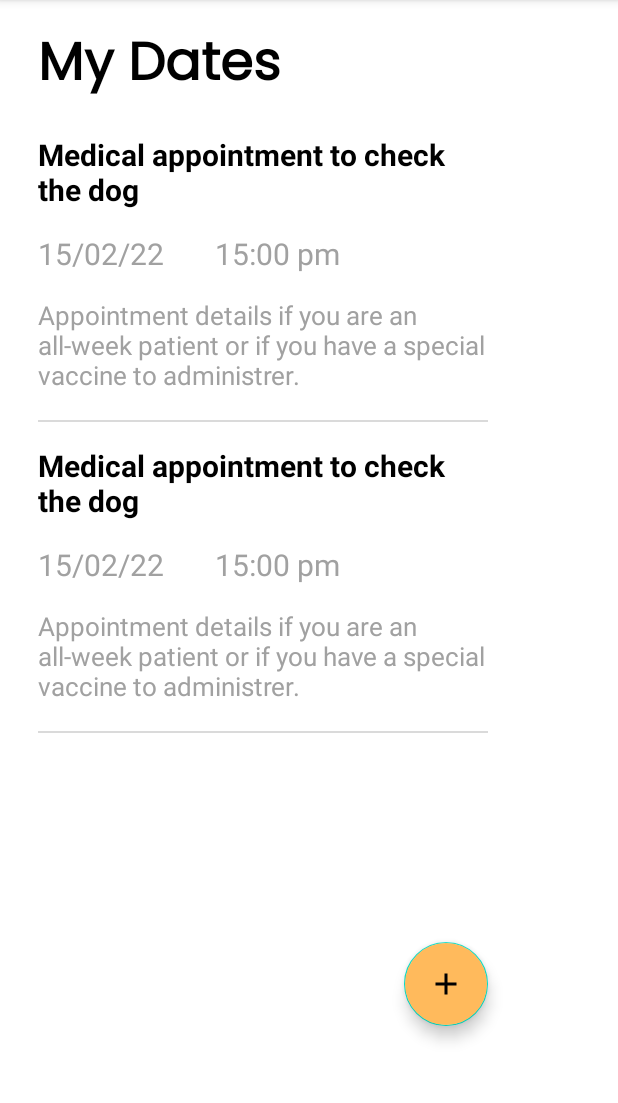
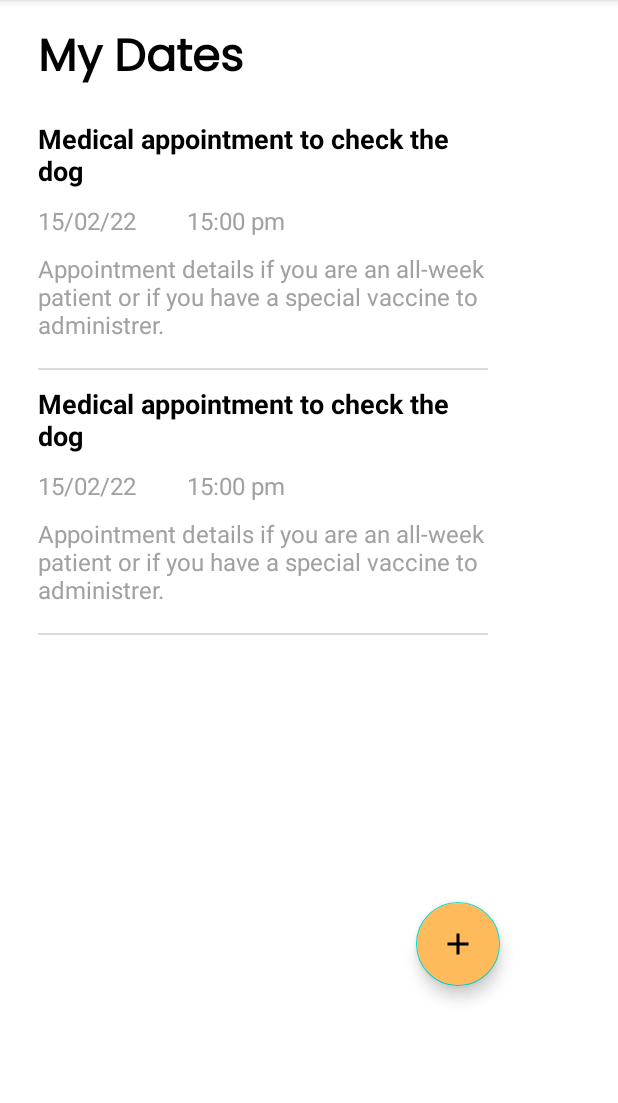
Before and after one commit to RicardoFlores01/HealthPetAppMovil, an Android app: the fragment HomeFragment shown on its own in the app's theme, on a phone screen of 412 x 824 dp, the part 84-1187 px from its top. Run offline under Robolectric (Android 15) with nearby library versions, the phone set to English and light mode, and no system bars.

Commit message:
Agregar la navegación entre pantallas y corregir errores de programación y diseño

```diff
--- a/app/src/main/java/example/com/healthpetapp/TwoStepVerification.java
+++ b/app/src/main/java/example/com/healthpetapp/TwoStepVerification.java
@@ -14,7 +14,7 @@ public class TwoStepVerification extends AppCompatActivity {
     @Override
     protected void onCreate(Bundle savedInstanceState) {
         super.onCreate(savedInstanceState);
-        setContentView(R.layout.activity_login);
+        setContentView(R.layout.activity_two_step_verification);
 
         verification = (Button) findViewById(R.id.btnVerification);
         verification.setOnClickListener(new View.OnClickListener() {
--- a/app/src/main/java/example/com/healthpetapp/ui/home/HomeFragment.java
+++ b/app/src/main/java/example/com/healthpetapp/ui/home/HomeFragment.java
@@ -14,10 +14,13 @@ import androidx.fragment.app.Fragment;
 import androidx.lifecycle.Observer;
 import androidx.lifecycle.ViewModelProvider;
 
+import com.google.android.material.floatingactionbutton.FloatingActionButton;
+
 import example.com.healthpetapp.AddContact;
 import example.com.healthpetapp.MyAppointment;
 import example.com.healthpetapp.R;
 import example.com.healthpetapp.databinding.FragmentHomeBinding;
+import example.com.healthpetapp.shedule_appointment;
 
 public class HomeFragment extends Fragment {
 
@@ -25,7 +28,7 @@ public class HomeFragment extends Fragment {
     private FragmentHomeBinding binding;
 
     TextView my_appointment;
-    Button floating_add;
+    FloatingActionButton floating_add;
 
     public View onCreateView(@NonNull LayoutInflater inflater,
                              ViewGroup container, Bundle savedInstanceState) {
@@ -41,6 +44,15 @@ public class HomeFragment extends Fragment {
             @Override
             public void onClick(View view){
                 Intent intent = new Intent(getActivity(), MyAppointment.class);
+                startActivity(intent);
+            }
+        });
+
+        floating_add = (FloatingActionButton) root.findViewById(R.id.floatingActionButton);
+        floating_add.setOnClickListener(new View.OnClickListener(){
+            @Override
+            public void onClick(View view){
+                Intent intent = new Intent(getActivity(), shedule_appointment.class);
                 startActivity(intent);
             }
         });
--- a/app/src/main/res/layout/activity_login.xml
+++ b/app/src/main/res/layout/activity_login.xml
@@ -77,6 +77,7 @@
 
 
     <TextView
+        android:id="@+id/register"
         android:layout_width="wrap_content"
         android:layout_height="wrap_content"
         android:layout_marginStart="65dp"
--- a/app/src/main/res/layout/fragment_gallery.xml
+++ b/app/src/main/res/layout/fragment_gallery.xml
@@ -25,7 +25,7 @@
         android:layout_width="wrap_content"
         android:layout_height="wrap_content"
         android:text="@string/person_name"
-        android:textSize="22sp"
+        android:textSize="20sp"
         app:flow_verticalAlign="top"
         android:textColor="@color/black"
         android:textStyle="bold"
@@ -50,7 +50,7 @@
         android:layout_width="wrap_content"
         android:layout_height="wrap_content"
         android:text="@string/name_owner1"
-        android:textSize="22sp"
+        android:textSize="20sp"
         app:flow_verticalAlign="top"
         android:textColor="@color/black"
         android:textStyle="bold"
--- a/app/src/main/res/layout/fragment_home.xml
+++ b/app/src/main/res/layout/fragment_home.xml
@@ -1,9 +1,19 @@
 <?xml version="1.0" encoding="utf-8"?>
-<androidx.constraintlayout.widget.ConstraintLayout xmlns:android="http://schemas.android.com/apk/res/android"
+
+<ScrollView
+    xmlns:android="http://schemas.android.com/apk/res/android"
     xmlns:app="http://schemas.android.com/apk/res-auto"
     xmlns:tools="http://schemas.android.com/tools"
+
+    android:layout_width="409dp"
+    android:layout_height="729dp"
+    tools:layout_editor_absoluteX="1dp"
+    tools:layout_editor_absoluteY="1dp"
+    android:fillViewport="true">
+
+    <androidx.constraintlayout.widget.ConstraintLayout
         android:layout_width="match_parent"
-    android:layout_height="match_parent"
+        android:layout_height="wrap_content"
         tools:context=".ui.home.HomeFragment">
 
         <TextView
@@ -14,7 +24,7 @@
             android:fontFamily="@font/regular"
             android:text="@string/title_dates"
             android:textColor="@color/black"
-        android:textSize="35sp"
+            android:textSize="30sp"
             android:layout_marginTop="15dp"
             android:textStyle="bold"
             app:layout_constraintStart_toStartOf="parent"
@@ -25,7 +35,7 @@
             android:layout_width="300dp"
             android:layout_height="wrap_content"
             android:text="@string/title_date"
-        android:textSize="20sp"
+            android:textSize="18sp"
             app:flow_verticalAlign="top"
             android:textColor="@color/black"
             android:textStyle="bold"
@@ -39,23 +49,23 @@
             android:layout_width="wrap_content"
             android:layout_height="wrap_content"
             android:text="@string/date"
-        android:textSize="20sp"
+            android:textSize="16sp"
             app:flow_verticalAlign="top"
             android:textColor="@color/grey"
             app:layout_constraintStart_toStartOf="parent"
             app:layout_constraintTop_toBottomOf="@id/title_date"
             android:layout_marginStart="25dp"
-        android:layout_marginTop="15dp" />
+            android:layout_marginTop="10dp" />
 
         <TextView
             android:id="@+id/hour"
             android:layout_width="wrap_content"
             android:layout_height="wrap_content"
             android:layout_marginStart="34dp"
-        android:layout_marginTop="15dp"
+            android:layout_marginTop="10dp"
             android:text="@string/hour"
             android:textColor="@color/grey"
-        android:textSize="20sp"
+            android:textSize="16sp"
             app:flow_verticalAlign="top"
             app:layout_constraintStart_toEndOf="@+id/date"
             app:layout_constraintTop_toBottomOf="@+id/title_date" />
@@ -65,13 +75,13 @@
             android:layout_width="300dp"
             android:layout_height="wrap_content"
             android:text="@string/description"
-        android:textSize="17sp"
+            android:textSize="16sp"
             app:flow_verticalAlign="top"
             android:textColor="@color/grey"
             app:layout_constraintStart_toStartOf="parent"
             app:layout_constraintTop_toBottomOf="@id/hour"
             android:layout_marginStart="25dp"
-        android:layout_marginTop="15dp" />
+            android:layout_marginTop="10dp" />
 
         <View
             android:id="@+id/line"
@@ -89,37 +99,37 @@
             android:layout_width="300dp"
             android:layout_height="wrap_content"
             android:text="@string/title_date"
-        android:textSize="20sp"
+            android:textSize="18sp"
             app:flow_verticalAlign="top"
             android:textColor="@color/black"
             android:textStyle="bold"
             app:layout_constraintStart_toStartOf="parent"
             app:layout_constraintTop_toBottomOf="@id/line"
             android:layout_marginStart="25dp"
-        android:layout_marginTop="15dp" />
+            android:layout_marginTop="10dp" />
 
         <TextView
             android:id="@+id/date1"
             android:layout_width="wrap_content"
             android:layout_height="wrap_content"
             android:text="@string/date"
-        android:textSize="20sp"
+            android:textSize="16sp"
             app:flow_verticalAlign="top"
             android:textColor="@color/grey"
             app:layout_constraintStart_toStartOf="parent"
             app:layout_constraintTop_toBottomOf="@id/title_date1"
             android:layout_marginStart="25dp"
-        android:layout_marginTop="15dp" />
+            android:layout_marginTop="10dp" />
 
         <TextView
             android:id="@+id/hour1"
             android:layout_width="wrap_content"
             android:layout_height="wrap_content"
             android:layout_marginStart="34dp"
-        android:layout_marginTop="15dp"
+            android:layout_marginTop="10dp"
             android:text="@string/hour"
             android:textColor="@color/grey"
-        android:textSize="20sp"
+            android:textSize="16sp"
             app:flow_verticalAlign="top"
             app:layout_constraintStart_toEndOf="@+id/date1"
             app:layout_constraintTop_toBottomOf="@+id/title_date1" />
@@ -129,13 +139,13 @@
             android:layout_width="300dp"
             android:layout_height="wrap_content"
             android:text="@string/description"
-        android:textSize="17sp"
+            android:textSize="16sp"
             app:flow_verticalAlign="top"
             android:textColor="@color/grey"
             app:layout_constraintStart_toStartOf="parent"
             app:layout_constraintTop_toBottomOf="@id/hour1"
             android:layout_marginStart="25dp"
-        android:layout_marginTop="15dp" />
+            android:layout_marginTop="10dp" />
 
         <View
             android:id="@+id/line1"
@@ -152,13 +162,15 @@
             android:id="@+id/floatingActionButton"
             android:layout_width="wrap_content"
             android:layout_height="wrap_content"
-        android:layout_marginStart="269dp"
-        android:layout_marginTop="139dp"
+            android:layout_marginEnd="76dp"
+            android:layout_marginBottom="72dp"
+            android:backgroundTint="@color/purple_500"
             android:clickable="true"
-        android:backgroundTint="@color/purple_500"
             android:src="@drawable/ic_baseline_add_24"
-        app:layout_constraintStart_toStartOf="parent"
-        app:layout_constraintTop_toBottomOf="@+id/line1" />
+            app:layout_constraintBottom_toBottomOf="parent"
+            app:layout_constraintEnd_toEndOf="parent" />
 
 
     </androidx.constraintlayout.widget.ConstraintLayout>
+
+</ScrollView>
```
Also changed, not shown: app/src/main/AndroidManifest.xml (+9 -3 lines), app/src/main/java/example/com/healthpetapp/LoginActivity.java (+11 -0 lines), app/src/main/java/example/com/healthpetapp/ui/gallery/GalleryFragment.java (+14 -0 lines), app/src/main/java/example/com/healthpetapp/ui/slideshow/SlideshowFragment.java (+14 -0 lines), app/src/main/res/layout/activity_medical_history.xml (+12 -1 lines), app/src/main/res/layout/activity_my_appointment.xml (+28 -16 lines), app/src/main/res/layout/activity_my_contact.xml (+8 -8 lines), app/src/main/res/layout/activity_two_step_verification.xml (+9 -9 lines), app/src/main/res/layout/app_bar_menu.xml (+0 -8 lines), app/src/main/res/layout/fragment_slideshow.xml (+29 -20 lines). Lines whose indentation alone changed are shown as unchanged.
